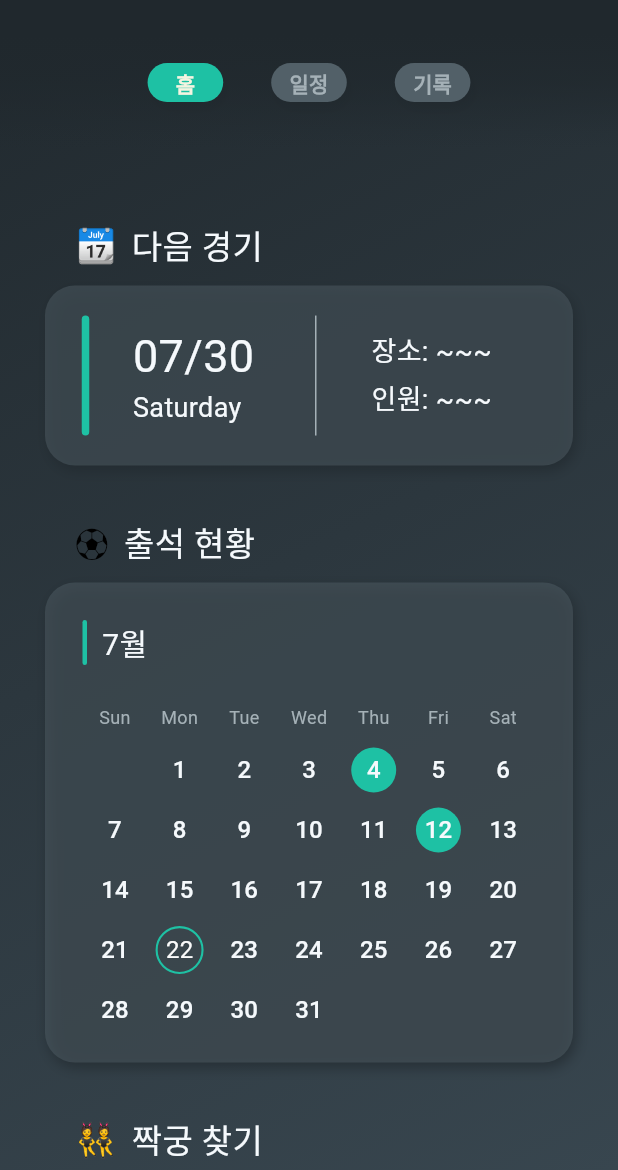
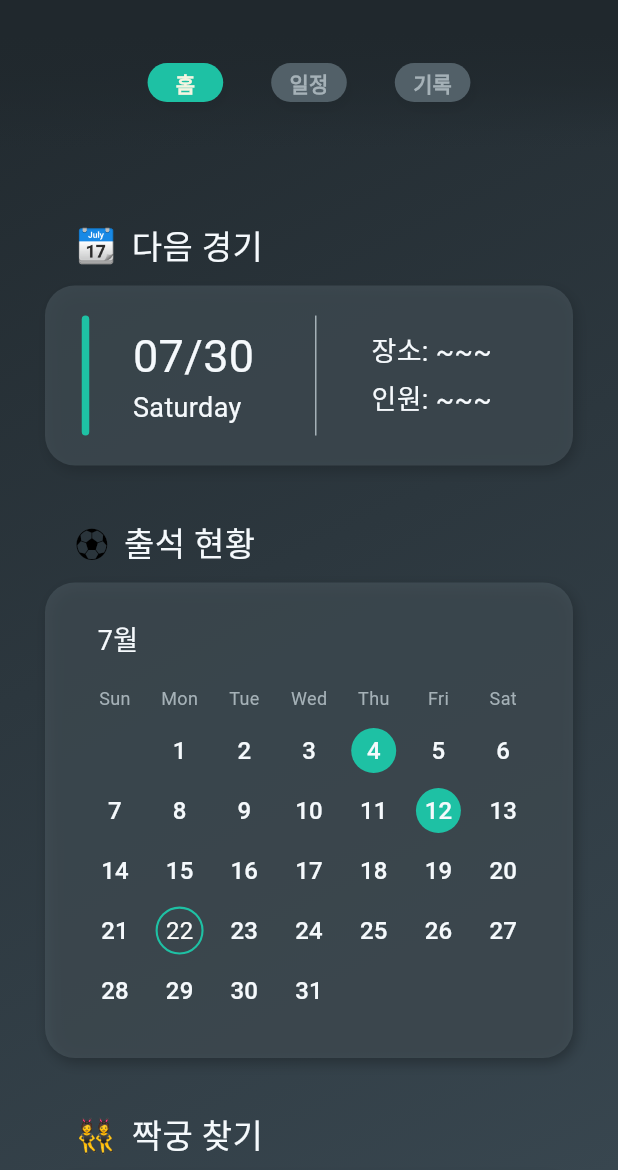
Before and after one commit to Match-Management-App/Frontend, a Flutter app: the screen it shows after launch, on a phone screen of 412 x 824 dp, the part 66-1236 px from its top. Run offline on Flutter 3.47's test engine with Material 3 defaults, Android fonts, the phone set to English and light mode, and no system bars; drawn by our look-alikes of table_calendar; Roboto replaces fonts that are missing (Pretendard).

Commit message:
fix: 경기 예정 캘린더 수정 > 나중에 API로 날짜 받아오면 제일 마지막 경기 기준으로 달력 설정하기. 첫 달은 무조건 오늘 기준 / setState로 chevron 색상 관리

```diff
--- a/wanna_play_soccer/lib/Component/Calendar/calendar_widget.dart
+++ b/wanna_play_soccer/lib/Component/Calendar/calendar_widget.dart
@@ -3,7 +3,6 @@ import 'dart:collection';
 import 'package:flutter/material.dart';
 import 'package:table_calendar/table_calendar.dart';
 import 'package:wanna_play_soccer/Component/Calendar/event.dart';
-import 'package:wanna_play_soccer/RecordScreen/Widget/header3.dart';
 import 'package:wanna_play_soccer/Theme/calendar.dart';
 import 'package:wanna_play_soccer/Theme/my_colors.dart';
 import 'package:wanna_play_soccer/Theme/my_theme.dart';
@@ -22,7 +21,6 @@ class CalendarWidget extends StatelessWidget {
   Widget build(BuildContext context) {
     return Container(
       width: double.infinity,
-      height: 320,
       decoration: MyTheme.widgetDecoration,
       child: Column(
         children: [
@@ -36,7 +34,7 @@ class CalendarWidget extends StatelessWidget {
   }
 }
 
-class AttendanceCalendar extends StatelessWidget {
+class AttendanceCalendar extends StatefulWidget {
   const AttendanceCalendar({
     super.key,
     required this.events,
@@ -46,25 +44,84 @@ class AttendanceCalendar extends StatelessWidget {
   final Map<DateTime, List<Event>> events;
   final Function(DateTime)? onPressed;
 
+  @override
+  _AttendanceCalendarState createState() => _AttendanceCalendarState();
+}
+
+class _AttendanceCalendarState extends State<AttendanceCalendar> {
+  late DateTime _focusedDay;
+  late DateTime _firstDay;
+  late DateTime _lastDay;
+
+  @override
+  void initState() {
+    super.initState();
+    _focusedDay = DateTime.now();
+    _firstDay = DateTime.utc(2024, 7, 1);
+    _lastDay = DateTime.utc(2024, 12, 31);
+  }
+
   List<Event> _getEventsForDay(DateTime day) {
-    return events[day] ?? [];
+    return widget.events[day] ?? [];
+  }
+
+  bool _isFirstMonth() {
+    return _focusedDay.year == _firstDay.year &&
+        _focusedDay.month == _firstDay.month;
+  }
+
+  bool _isLastMonth() {
+    return _focusedDay.year == _lastDay.year &&
+        _focusedDay.month == _lastDay.month;
   }
 
   @override
   Widget build(BuildContext context) {
+    bool isWidgetVisible = widget.onPressed != null;
+    double containerPadding = widget.onPressed == null ? 25 : 20;
+    double headerPadding = widget.onPressed == null ? 10 : 0;
+
     return Container(
-      margin: const EdgeInsets.only(top: 25, bottom: 15, left: 25, right: 25),
+      margin: EdgeInsets.only(
+          top: containerPadding, bottom: 25, left: 25, right: 25),
       child: Column(
         children: [
-          const Header3(text: "7월"),
-          const SizedBox(height: 20),
           TableCalendar(
-            focusedDay: DateTime.now(),
-            firstDay: DateTime.utc(2024, 7, 1),
-            lastDay: DateTime.utc(2024, 7, 31),
+            focusedDay: _focusedDay,
+            firstDay: _firstDay,
+            lastDay: _lastDay,
             daysOfWeekHeight: 30,
             rowHeight: 40,
-            headerVisible: false,
+            headerStyle: HeaderStyle(
+              titleCentered: isWidgetVisible,
+              titleTextFormatter: (date, locale) => '${date.month}월',
+              titleTextStyle: CalendarTheme.headerTextStyle,
+              formatButtonVisible: false,
+              headerPadding: EdgeInsets.symmetric(horizontal: headerPadding),
+              headerMargin: EdgeInsets.only(bottom: headerPadding),
+              leftChevronVisible: isWidgetVisible,
+              rightChevronVisible: isWidgetVisible,
+              leftChevronMargin: EdgeInsets.zero,
+              rightChevronMargin: EdgeInsets.zero,
+              leftChevronPadding: EdgeInsets.zero,
+              rightChevronPadding: EdgeInsets.zero,
+              leftChevronIcon: Icon(
+                Icons.chevron_left,
+                color: _isFirstMonth()
+                    ? MyColors.myDarkGrey
+                    : MyColors.primaryMint,
+              ),
+              rightChevronIcon: Icon(
+                Icons.chevron_right,
+                color:
+                    _isLastMonth() ? MyColors.myDarkGrey : MyColors.primaryMint,
+              ),
+            ),
+            onPageChanged: (focusedDay) {
+              setState(() {
+                _focusedDay = focusedDay;
+              });
+            },
             daysOfWeekStyle: const DaysOfWeekStyle(
               weekdayStyle: CalendarTheme.daysOfWeekStyle,
               weekendStyle: CalendarTheme.daysOfWeekStyle,
@@ -84,7 +141,9 @@ class AttendanceCalendar extends StatelessWidget {
                   margin: const EdgeInsets.all(5),
                   alignment: Alignment.center,
                   child: TextButton(
-                    onPressed: onPressed != null ? () => onPressed!(day) : null,
+                    onPressed: widget.onPressed != null
+                        ? () => widget.onPressed!(day)
+                        : null,
                     style: TextButton.styleFrom(
                       padding: EdgeInsets.zero,
                       shape: const CircleBorder(),
--- a/wanna_play_soccer/lib/RecordScreen/record_page.dart
+++ b/wanna_play_soccer/lib/RecordScreen/record_page.dart
@@ -6,7 +6,6 @@ import 'package:wanna_play_soccer/Component/Calendar/event.dart';
 import 'package:wanna_play_soccer/Component/subtitle.dart';
 import 'package:wanna_play_soccer/Component/Calendar/calendar_widget.dart';
 import 'package:wanna_play_soccer/RecordScreen/Widget/next_match_container.dart';
-import 'package:wanna_play_soccer/Theme/my_colors.dart';
 import 'package:wanna_play_soccer/Theme/my_theme.dart';
 
 class RecordPage extends StatefulWidget {
--- a/wanna_play_soccer/lib/Theme/calendar.dart
+++ b/wanna_play_soccer/lib/Theme/calendar.dart
@@ -4,6 +4,11 @@ import 'package:flutter/widgets.dart';
 import 'package:wanna_play_soccer/Theme/my_colors.dart';
 
 class CalendarTheme {
+  static const TextStyle headerTextStyle = TextStyle(
+    color: MyColors.myWhite,
+    fontSize: 18,
+  );
+
   static const TextStyle daysOfWeekStyle = TextStyle(
     color: MyColors.myGrey,
     fontSize: 12,
```
